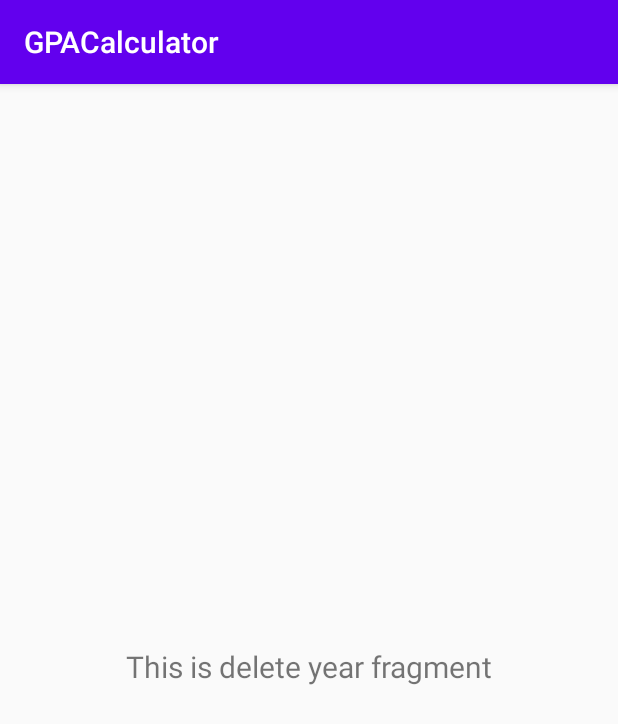
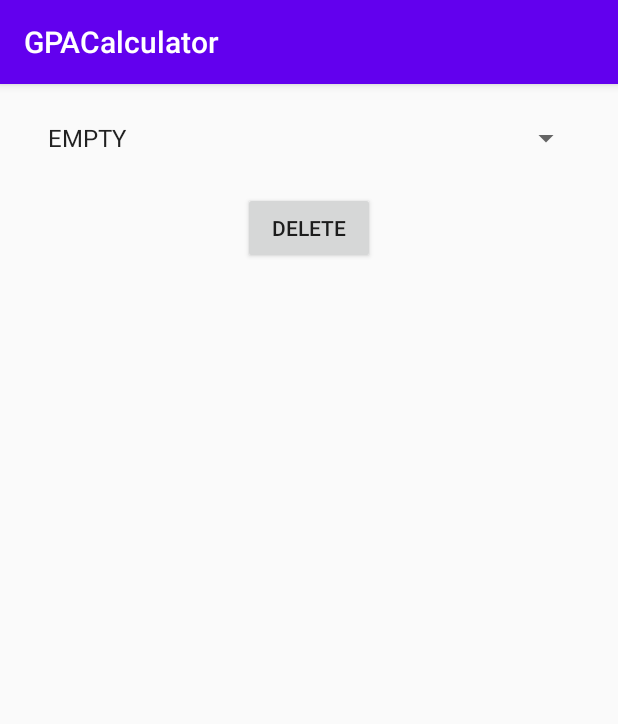
Before and after one commit to quanpham0805/GPACalculator, an Android app: the fragment DeleteYearFragment shown on its own in the app's theme, on a phone screen of 412 x 824 dp. Shown: the top 724 px of the screen. Run offline under Robolectric (Android 15) with nearby library versions, the phone set to English and light mode, and no system bars; our stand-ins replace Room's generated code.

Commit message:
Finished Delete Year.

```diff
--- a/app/src/main/java/com/example/gpacalculator/database/CourseYearDao.java
+++ b/app/src/main/java/com/example/gpacalculator/database/CourseYearDao.java
@@ -19,7 +19,14 @@ public interface CourseYearDao {
     @Query("SELECT EXISTS(SELECT 1 FROM course_year WHERE year = :year)")
     LiveData<Boolean> yearExisted(int year);
 
+    @Query("SELECT DISTINCT(id) FROM course_year WHERE year = :year")
+    LiveData<Integer> getYearIdFromYear(int year);
+
     @Insert
     void insertYear(CourseYearEntity courseYearEntity);
 
+    // delete
+    @Query("DELETE FROM course_year WHERE year = :year")
+    void deleteYearByYear(int year);
+
 }
--- a/app/src/main/java/com/example/gpacalculator/ui/delete/DeleteCourseFragment.java
+++ b/app/src/main/java/com/example/gpacalculator/ui/delete/DeleteCourseFragment.java
@@ -19,8 +19,6 @@ public class DeleteCourseFragment extends Fragment {
     public View onCreateView(@NonNull LayoutInflater inflater, @Nullable ViewGroup container, @Nullable Bundle savedInstanceState) {
         View view = inflater.inflate(R.layout.fragment_delete_course, container, false);
 
-        TextView textView = view.findViewById(R.id.text_delete_course);
-        textView.setText("This is delete course fragment");
 
         return view;
     }
--- a/app/src/main/java/com/example/gpacalculator/ui/delete/DeleteTermFragment.java
+++ b/app/src/main/java/com/example/gpacalculator/ui/delete/DeleteTermFragment.java
@@ -19,8 +19,6 @@ public class DeleteTermFragment extends Fragment {
     public View onCreateView(@NonNull LayoutInflater inflater, @Nullable ViewGroup container, @Nullable Bundle savedInstanceState) {
         View view = inflater.inflate(R.layout.fragment_delete_term, container, false);
 
-        TextView textView = view.findViewById(R.id.text_delete_term);
-        textView.setText("This is delete term fragment");
 
         return view;
     }
--- a/app/src/main/java/com/example/gpacalculator/ui/delete/DeleteYearFragment.java
+++ b/app/src/main/java/com/example/gpacalculator/ui/delete/DeleteYearFragment.java
@@ -1,27 +1,112 @@
 package com.example.gpacalculator.ui.delete;
 
+import android.content.Context;
 import android.os.Bundle;
 import android.view.LayoutInflater;
 import android.view.View;
 import android.view.ViewGroup;
+import android.widget.ArrayAdapter;
+import android.widget.Button;
+import android.widget.Spinner;
 import android.widget.TextView;
+import android.widget.Toast;
 
 import androidx.annotation.NonNull;
 import androidx.annotation.Nullable;
 import androidx.fragment.app.Fragment;
+import androidx.lifecycle.Observer;
+import androidx.lifecycle.ViewModelProvider;
+import androidx.navigation.NavController;
+import androidx.navigation.Navigation;
 
 import com.example.gpacalculator.R;
+import com.example.gpacalculator.database.CourseYearEntity;
+import com.example.gpacalculator.viewmodels.CourseYearViewModel;
+
+import java.util.ArrayList;
+import java.util.List;
 
 public class DeleteYearFragment extends Fragment {
+
+    private CourseYearViewModel courseYearViewModel;
+    private List<Integer> readAllYear = new ArrayList<>();
+    private Spinner spinner_year;
 
     @Nullable
     @Override
     public View onCreateView(@NonNull LayoutInflater inflater, @Nullable ViewGroup container, @Nullable Bundle savedInstanceState) {
-        View view = inflater.inflate(R.layout.fragment_delete_year, container, false);
+        final View view = inflater.inflate(R.layout.fragment_delete_year, container, false);
 
-        TextView textView = view.findViewById(R.id.text_delete_year);
-        textView.setText("This is delete year fragment");
+        // set up View Model
+        courseYearViewModel = new ViewModelProvider(this).get(CourseYearViewModel.class);
+
+        // setting up spinner with year live data
+        spinner_year = (Spinner) view.findViewById(R.id.spinner_year);
+        courseYearViewModel.getAllYear().observe(getViewLifecycleOwner(), new Observer<List<Integer>>() {
+            @Override
+            public void onChanged(List<Integer> integers) {
+                readAllYear = integers;
+                if (readAllYear == null || readAllYear.size() == 0) {
+                    spinner_year.setAdapter(setUpNullCaseAdapter("EMPTY", getContext()));
+                } else {
+                    spinner_year.setAdapter(setUpIntegerAdapter(getContext(), readAllYear));
+                }
+            }
+        });
+
+        // set up delete button
+        Button btn = (Button) view.findViewById(R.id.button);
+        btn.setOnClickListener(new View.OnClickListener() {
+            @Override
+            public void onClick(View v) {
+                deleteDataFromDatabase(view);
+            }
+        });
 
         return view;
     }
+
+    private void deleteDataFromDatabase(final View view) {
+        String year = spinner_year.getSelectedItem().toString();
+        if (isParsable(year)) {
+            final int mYear = Integer.parseInt(year);
+            courseYearViewModel.deleteYearByYear(mYear);
+
+            NavController navController = Navigation.findNavController(view);
+            if (navController.popBackStack()) {
+                Toast.makeText(getContext(), "Deleted one", Toast.LENGTH_SHORT).show();
+            }
+        } else {
+            Toast.makeText(this.getContext(), "Error", Toast.LENGTH_SHORT).show();
+        }
+    }
+
+    private boolean isParsable(String input) {
+        try {
+            Integer.parseInt(input);
+            return true;
+        } catch (final NumberFormatException e) {
+            return false;
+        }
+    }
+
+    private ArrayAdapter<String> setUpNullCaseAdapter(String msg, Context context) {
+        List<String> nullCase = new ArrayList<>();
+        nullCase.add(msg);
+        ArrayAdapter<String> adapter = new ArrayAdapter<>(context, android.R.layout.simple_spinner_item, nullCase);
+        adapter.setDropDownViewResource(android.R.layout.simple_spinner_dropdown_item);
+        return adapter;
+    }
+
+    private ArrayAdapter<String> setUpStringAdapter(Context context, List<String> res) {
+        ArrayAdapter<String> adapter = new ArrayAdapter<>(context, android.R.layout.simple_spinner_item, res);
+        adapter.setDropDownViewResource(android.R.layout.simple_spinner_dropdown_item);
+        return adapter;
+    }
+
+    private ArrayAdapter<Integer> setUpIntegerAdapter(Context context, List<Integer> res) {
+        ArrayAdapter<Integer> adapter = new ArrayAdapter<>(context, android.R.layout.simple_spinner_item, res);
+        adapter.setDropDownViewResource(android.R.layout.simple_spinner_dropdown_item);
+        return adapter;
+    }
 }
--- a/app/src/main/res/layout/fragment_add_course.xml
+++ b/app/src/main/res/layout/fragment_add_course.xml
@@ -54,13 +54,11 @@
         android:id="@+id/button"
         android:layout_width="wrap_content"
         android:layout_height="wrap_content"
+        android:layout_marginTop="24dp"
         android:text="Add"
         app:layout_constraintEnd_toEndOf="parent"
-        app:layout_constraintHorizontal_bias="0.498"
         app:layout_constraintStart_toStartOf="parent"
         app:layout_constraintTop_toBottomOf="@+id/credits_field" />
 
 
-
-
 </androidx.constraintlayout.widget.ConstraintLayout>
--- a/app/src/main/res/layout/fragment_delete_year.xml
+++ b/app/src/main/res/layout/fragment_delete_year.xml
@@ -4,19 +4,24 @@
     xmlns:tools="http://schemas.android.com/tools"
     android:layout_width="match_parent"
     android:layout_height="match_parent"
+    android:padding="24dp"
     tools:context=".ui.delete.DeleteYearFragment">
 
-    <TextView
-        android:id="@+id/text_delete_year"
+    <Spinner
+        android:id="@+id/spinner_year"
         android:layout_width="match_parent"
         android:layout_height="wrap_content"
-        android:layout_marginStart="8dp"
-        android:layout_marginTop="8dp"
-        android:layout_marginEnd="8dp"
-        android:textAlignment="center"
-        android:textSize="20sp"
-        app:layout_constraintBottom_toBottomOf="parent"
         app:layout_constraintEnd_toEndOf="parent"
         app:layout_constraintStart_toStartOf="parent"
         app:layout_constraintTop_toTopOf="parent" />
+
+    <Button
+        android:id="@+id/button"
+        android:layout_width="wrap_content"
+        android:layout_height="wrap_content"
+        android:layout_marginTop="24dp"
+        android:text="Delete"
+        app:layout_constraintEnd_toEndOf="parent"
+        app:layout_constraintStart_toStartOf="parent"
+        app:layout_constraintTop_toBottomOf="@+id/spinner_year" />
 </androidx.constraintlayout.widget.ConstraintLayout>
```
Also changed, not shown: app/src/main/java/com/example/gpacalculator/database/CourseYearRepository.java (+13 -0 lines), app/src/main/java/com/example/gpacalculator/viewmodels/CourseYearViewModel.java (+8 -0 lines), app/src/main/res/layout/fragment_delete_course.xml (+32 -8 lines), app/src/main/res/layout/fragment_delete_term.xml (+22 -8 lines).
